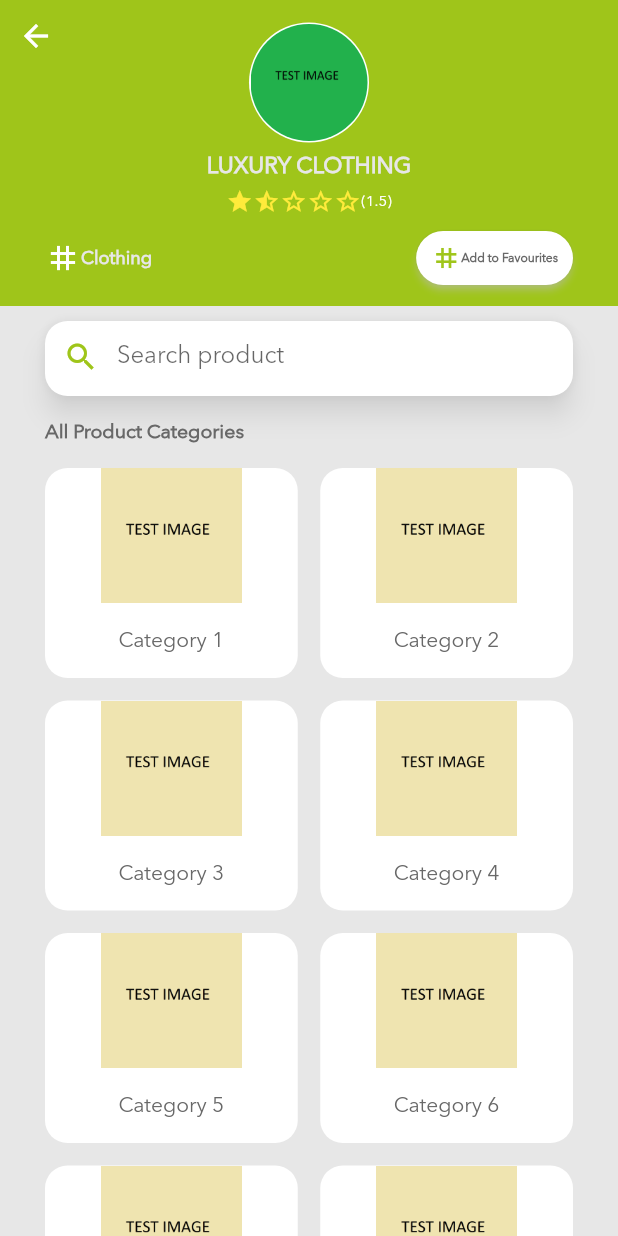
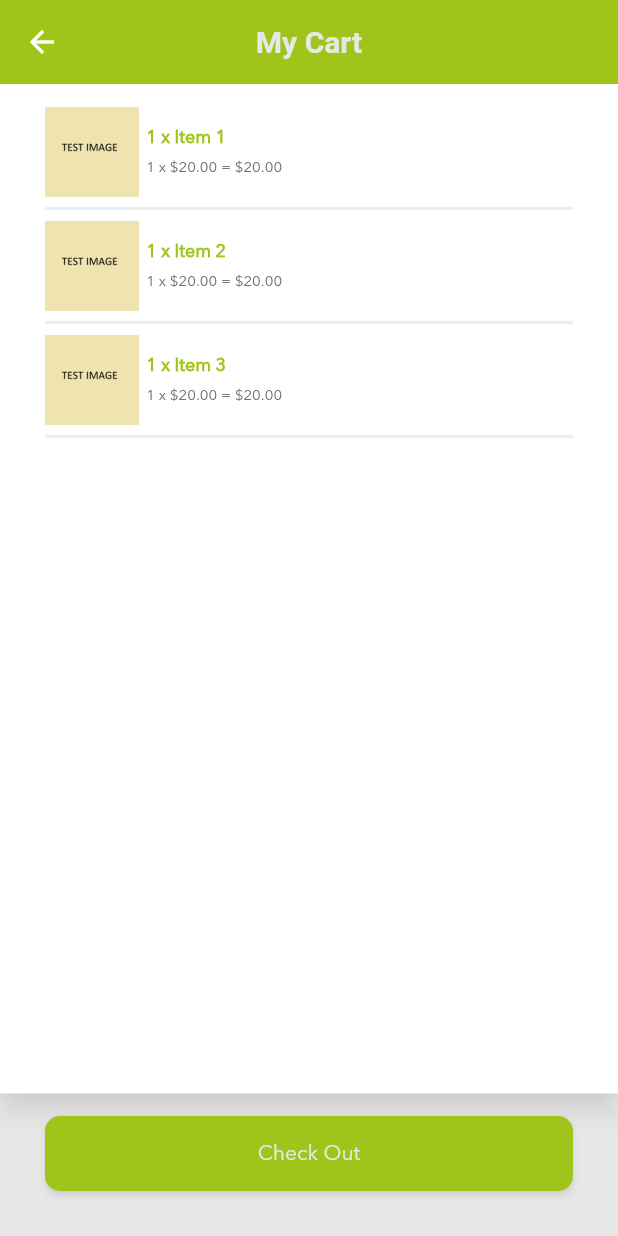
Before and after one commit to RHIG-Solutions/RhigCartAppPublic, a Flutter app: the screen it shows after launch, on a phone screen of 412 x 824 dp. Run offline on Flutter 3.47's test engine with Material 2 defaults, Android fonts, the phone set to English and light mode, and no system bars.

Commit message:
Done for the day 13/02/22

```diff
--- a/rhig_cart_layouts/lib/constants.dart
+++ b/rhig_cart_layouts/lib/constants.dart
@@ -13,7 +13,7 @@ const double kButtonBorderRadius = 10.0;
 const double kButtonHeight = 50.0;
 
 //Bottom Button padding
-const EdgeInsetsGeometry bottomButtonPadding =
+const EdgeInsetsGeometry kBottomButtonPadding =
     EdgeInsets.fromLTRB(0, 15.0, 0, kBottomMargin);
 
 //General Input Field shape and size specifics
--- a/rhig_cart_layouts/lib/main.dart
+++ b/rhig_cart_layouts/lib/main.dart
@@ -1,4 +1,9 @@
 import 'package:flutter/material.dart';
+import 'package:rhig_cart_layouts/screens/delivery_method_screen.dart';
+import 'package:rhig_cart_layouts/screens/my_cart_screen.dart';
+import 'package:rhig_cart_layouts/screens/order_summary_screen.dart';
+import 'package:rhig_cart_layouts/screens/product_details_screen.dart';
+import 'package:rhig_cart_layouts/screens/product_item_screen.dart';
 import 'package:rhig_cart_layouts/screens/registration_screen.dart';
 import 'package:rhig_cart_layouts/screens/search_result_screen.dart';
 import 'package:rhig_cart_layouts/screens/search_screen.dart';
@@ -21,6 +26,8 @@ class RHIGCartLayouts extends StatelessWidget {
         scaffoldBackgroundColor: kBackgroundColour,
         shadowColor: kShadowColour,
         fontFamily: 'AvinerNext',
+        unselectedWidgetColor: kRHIGGrey,
+        toggleableActiveColor: kRHIGGreen,
         textTheme: const TextTheme(
           bodyText2: TextStyle(color: kRHIGGrey),
         ),
@@ -42,9 +49,8 @@ class RHIGCartLayouts extends StatelessWidget {
           style: ElevatedButton.styleFrom(
               primary: kRHIGGreen, onPrimary: kBackgroundColour),
         ),
-        // inputDecorationTheme: const InputDecorationTheme(
-        //   labelStyle: kFieldLabelTextStyle,
-        // ),
+        // radioTheme:
+        //     RadioThemeData(fillColor: MaterialStateProperty.all(kRHIGGrey))
       ),
       routes: {
         '/': (context) => const SplashScreen(),
@@ -54,8 +60,13 @@ class RHIGCartLayouts extends StatelessWidget {
         '/search': (context) => const SearchPage(),
         '/searchresult': (context) => SearchResultPage(),
         '/store': (context) => const VendorStoreScreen(),
+        '/productitem': (context) => ProductItemScreen(),
+        '/productdetails': (context) => const ProductDetailsScreen(),
+        '/mycart': (context) => const MyCartScreen(),
+        '/deliverymethod': (context) => const DeliveryMethodScreen(),
+        '/ordersummary': (context) => const OrderSummaryScreen(),
       },
-      initialRoute: '/store',
+      initialRoute: '/mycart',
     );
   }
 }
--- a/rhig_cart_layouts/lib/reusables.dart
+++ b/rhig_cart_layouts/lib/reusables.dart
@@ -1,6 +1,20 @@
 import 'package:flutter/material.dart';
 import 'package:rhig_cart_layouts/styles.dart';
 import 'constants.dart';
+
+//Divider builder
+class BuildDivider {
+  // bool isIndented;
+  // BuildDivider({this.isIndented = true});
+  Divider draw({bool isIndented = true}) {
+    return Divider(
+      indent: isIndented ? kMainEdgeMargin : 0,
+      endIndent: isIndented ? kMainEdgeMargin : 0,
+      thickness: 2.0,
+      color: kDividerAndUnderlineColour,
+    );
+  }
+}
 
 //Button builder
 class BuildButton extends StatefulWidget {
@@ -122,3 +136,40 @@ class BuildStarRating extends StatelessWidget {
     );
   }
 }
+
+//TODO: Figure out how to display images correctly - use ClipRRect to shape
+class BuildImageAndTextBox extends StatelessWidget {
+  final String image;
+  final Widget text;
+  final VoidCallback target;
+  const BuildImageAndTextBox(
+      {Key? key, required this.image, required this.text, required this.target})
+      : super(key: key);
+
+  @override
+  Widget build(BuildContext context) {
+    return Flexible(
+      child: GestureDetector(
+        onTap: target,
+        child: Material(
+          color: Colors.white,
+          elevation: kElevation,
+          borderRadius: kInputFieldBorderRadius,
+          child: SizedBox(
+            height: 140.0,
+            width: double.infinity,
+            child: Column(
+              children: [
+                Image.asset(
+                  image,
+                  height: 90.0,
+                ),
+                Flexible(child: text),
+              ],
+            ),
+          ),
+        ),
+      ),
+    );
+  }
+}
--- /dev/null
+++ b/rhig_cart_layouts/lib/screens/my_cart_screen.dart
@@ -0,0 +1,138 @@
+import 'package:flutter/material.dart';
+import 'package:rhig_cart_layouts/reusables.dart';
+import 'package:rhig_cart_layouts/constants.dart';
+import 'package:rhig_cart_layouts/styles.dart';
+import 'package:intl/intl.dart';
+
+class MyCartScreen extends StatefulWidget {
+  const MyCartScreen({Key? key}) : super(key: key);
+
+  @override
+  _MyCartScreenState createState() => _MyCartScreenState();
+}
+
+class _MyCartScreenState extends State<MyCartScreen> {
+  CartController myCart = CartController();
+
+  @override
+  Widget build(BuildContext context) {
+    return Scaffold(
+      appBar: AppBar(
+        title: const Text('My Cart'),
+      ),
+      body: SizedBox(
+        width: double.infinity,
+        child: Material(
+          color: Colors.white,
+          elevation: kElevation,
+          //TODO: Implementation is VERY messy, stopped until more is known about the database
+          child: Padding(
+            padding: const EdgeInsets.symmetric(horizontal: kMainEdgeMargin),
+            child: Column(
+              children: [
+                const SizedBox(height: 15.0),
+                for (var counter = 0;
+                    counter < myCart.cartItems.length;
+                    counter++)
+                  Column(
+                    children: [
+                      Row(
+                        children: [
+                          Image.asset(myCart.cartItems[counter].image,
+                              height: 60.0),
+                          const SizedBox(width: 5.0),
+                          Column(
+                            crossAxisAlignment: CrossAxisAlignment.start,
+                            children: [
+                              buildNameRow(counter),
+                              const SizedBox(height: 5),
+                              buildCostRow(
+                                  costPerItem:
+                                      myCart.cartItems[counter].costPerItem,
+                                  numberOfItems:
+                                      myCart.cartItems[counter].numberOfItems),
+                            ],
+                          ),
+                        ],
+                      ),
+                      BuildDivider().draw(isIndented: false),
+                    ],
+                  )
+              ],
+            ),
+          ),
+        ),
+      ),
+      bottomNavigationBar: Padding(
+        padding: kBottomButtonPadding,
+        child: BuildButton(
+          title: 'Check Out',
+          onPressed: () {
+            Navigator.pushNamed(context, '/deliverymethod');
+          },
+        ),
+      ),
+    );
+  }
+
+  Text buildNameRow(int counter) {
+    return Text(
+      myCart.cartItems[counter].numberOfItems.toString() +
+          ' x ' +
+          myCart.cartItems[counter].name,
+      style: kCartNameTextStyle,
+    );
+  }
+}
+
+Text buildCostRow({required int numberOfItems, required double costPerItem}) {
+  double _totalCost = numberOfItems * costPerItem;
+  var f = NumberFormat.currency(symbol: '\$');
+
+  return Text(
+    numberOfItems.toString() +
+        ' x ' +
+        f.format(costPerItem).toString() +
+        ' = ' +
+        f.format(_totalCost).toString(),
+    style: kCartBodyTextStyle,
+  );
+}
+
+//Dummy Cart class with 3 items, cannot add more just remove. Has VERY basic
+//functionality for interface testing
+class CartController {
+  List<_CartSpecifics> cartItems = [];
+  double totalCost = 0.0;
+  CartController() {
+    for (var counter = 0; counter < 3; counter++) {
+      cartItems.add(_CartSpecifics(name: 'Item ' + (counter + 1).toString()));
+      totalCost = totalCost + cartItems[counter].costPerItem;
+    }
+  }
+  void deleteItem(int itemNumber) {
+    cartItems.removeAt(itemNumber);
+  }
+
+  void increaseNumber(itemNumber) {
+    cartItems[itemNumber].numberOfItems++;
+    totalCost = totalCost + cartItems[itemNumber].costPerItem;
+  }
+
+  void decreaseNumber(itemNumber) {
+    if (cartItems[itemNumber].numberOfItems > 1) {
+      cartItems[itemNumber].numberOfItems--;
+      totalCost = totalCost - cartItems[itemNumber].costPerItem;
+    } else {
+      deleteItem(itemNumber);
+    }
+  }
+}
+
+class _CartSpecifics {
+  String image = 'assets/images/test_image_1.png';
+  String name;
+  int numberOfItems = 1;
+  double costPerItem = 20.00;
+  _CartSpecifics({required this.name});
+}
--- a/rhig_cart_layouts/lib/screens/registration_screen.dart
+++ b/rhig_cart_layouts/lib/screens/registration_screen.dart
@@ -80,7 +80,7 @@ class _RegistrationScreenState extends State<RegistrationScreen> {
         ),
       ),
       bottomNavigationBar: Padding(
-        padding: bottomButtonPadding,
+        padding: kBottomButtonPadding,
         //TODO: Add proper navigation, currently just popping the screen.
         child: BuildButton(
             title: 'Register',
--- a/rhig_cart_layouts/lib/screens/search_screen.dart
+++ b/rhig_cart_layouts/lib/screens/search_screen.dart
@@ -206,7 +206,7 @@ class VendorList {
               onTap: () {
                 Navigator.pushNamed(context, '/store');
               },
-              child: Container(
+              child: SizedBox(
                 width: 130.0,
                 height: double.infinity,
                 child: Material(
--- a/rhig_cart_layouts/lib/screens/vendor_store_screen.dart
+++ b/rhig_cart_layouts/lib/screens/vendor_store_screen.dart
@@ -56,10 +56,7 @@ class _VendorStoreScreenState extends State<VendorStoreScreen> {
                             child: Row(
                               children: [
                                 const Icon(Icons.tag, color: Colors.white),
-                                Text(
-                                  'Clothing',
-                                  style: _tagTextStyle,
-                                ),
+                                Text('Clothing', style: _tagTextStyle),
                                 const Expanded(child: SizedBox()),
                                 ElevatedButton(
                                   onPressed: () {},
@@ -81,10 +78,8 @@ class _VendorStoreScreenState extends State<VendorStoreScreen> {
                                     children: const [
                                       Icon(Icons.tag,
                                           color: kRHIGGreen, size: 20),
-                                      Text(
-                                        'Add to Favourites',
-                                        style: kSearchResultBodyTextStyle,
-                                      ),
+                                      Text('Add to Favourites',
+                                          style: kSearchResultBodyTextStyle),
                                     ],
                                   ),
                                 )
@@ -104,28 +99,7 @@ class _VendorStoreScreenState extends State<VendorStoreScreen> {
                 child: Column(
                   crossAxisAlignment: CrossAxisAlignment.start,
                   children: [
-                    Material(
-                      elevation: kElevation,
-                      borderRadius: kInputFieldBorderRadius,
-                      color: Colors.white,
-                      child: SizedBox(
-                        height: kSearchBarHeight,
-                        width: double.infinity,
-                        child: TextField(
-                          controller: _searchController,
-                          decoration: InputDecoration(
-                            hintText: 'Search product',
-                            border: InputBorder.none,
-                            prefixIcon: IconButton(
-                              onPressed: () {
-                                Navigator.pushNamed(context, '/searchresult');
-                              },
-                              icon: const Icon(Icons.search, color: kRHIGGreen),
-                            ),
-                          ),
-                        ),
-                      ),
-                    ),
+                    _buildSearchBar(context),
                     const SizedBox(height: 15.0),
                     const Text('All Product Categories',
                         style: kGeneralBoldTextStyle),
@@ -134,6 +108,7 @@ class _VendorStoreScreenState extends State<VendorStoreScreen> {
                   ],
                 ),
               ),
+              //Build Categories List
               Expanded(
                 child: Padding(
                   padding:
@@ -141,11 +116,36 @@ class _VendorStoreScreenState extends State<VendorStoreScreen> {
                   child: SingleChildScrollView(
                     scrollDirection: Axis.vertical,
                     physics: const AlwaysScrollableScrollPhysics(),
-                    child: myCategories.drawCategories(),
+                    child: myCategories.drawCategories(context),
                   ),
                 ),
               ),
             ],
+          ),
+        ),
+      ),
+    );
+  }
+
+  Material _buildSearchBar(BuildContext context) {
+    return Material(
+      elevation: kElevation,
+      borderRadius: kInputFieldBorderRadius,
+      color: Colors.white,
+      child: SizedBox(
+        height: kSearchBarHeight,
+        width: double.infinity,
+        child: TextField(
+          controller: _searchController,
+          decoration: InputDecoration(
+            hintText: 'Search product',
+            border: InputBorder.none,
+            prefixIcon: IconButton(
+              onPressed: () {
+                Navigator.pushNamed(context, '/searchresult');
+              },
+              icon: const Icon(Icons.search, color: kRHIGGreen),
+            ),
           ),
         ),
       ),
@@ -177,7 +177,7 @@ class _ProductCategories {
       );
     }
   }
-  Column drawCategories() {
+  Column drawCategories(BuildContext context) {
     return Column(
       children: [
         for (var counter = 0;
@@ -187,14 +187,22 @@ class _ProductCategories {
             padding: const EdgeInsets.only(bottom: 15.0),
             child: Row(
               children: [
-                _drawProductBox(
-                    name: categories[counter].name,
-                    image: categories[counter].image),
+                BuildImageAndTextBox(
+                  image: categories[counter].image,
+                  text: Center(child: Text(categories[counter].name)),
+                  target: () {
+                    Navigator.pushNamed(context, '/productitem');
+                  },
+                ),
                 const SizedBox(width: 15.0),
                 counter + 1 < categories.length
-                    ? _drawProductBox(
-                        name: categories[counter + 1].name,
-                        image: categories[counter + 1].image)
+                    ? BuildImageAndTextBox(
+                        image: categories[counter + 1].image,
+                        text: Center(child: Text(categories[counter + 1].name)),
+                        target: () {
+                          Navigator.pushNamed(context, '/productitem');
+                        },
+                      )
                     : const Expanded(child: SizedBox()),
               ],
             ),
@@ -204,29 +212,6 @@ class _ProductCategories {
   }
 }
 
-//TODO: Figure out how to display images correctly - use ClipRRect to shape
-Flexible _drawProductBox({required String name, required String image}) {
-  return Flexible(
-    child: Material(
-      color: Colors.white,
-      borderRadius: kInputFieldBorderRadius,
-      child: SizedBox(
-        height: 140.0,
-        width: double.infinity,
-        child: Column(
-          children: [
-            Image.asset(
-              image,
-              height: 90.0,
-            ),
-            Flexible(child: Center(child: Text(name))),
-          ],
-        ),
-      ),
-    ),
-  );
-}
-
 class _ProductCategorySpecifics {
   String image = 'assets/images/test_image_1.png';
   String name;
--- a/rhig_cart_layouts/lib/styles.dart
+++ b/rhig_cart_layouts/lib/styles.dart
@@ -7,7 +7,7 @@ const kRHIGGrey = Color(0xFF686868);
 const kBackgroundColour = Color(0xFFE7E7E7);
 const kSloganColour = Color(0xFF777777);
 const kShadowColour = Color(0xFFFFFFFF);
-const kDividerAndUnderlineColour = Color(0xFFDDDDDD);
+const kDividerAndUnderlineColour = Color(0xFFEEEEEE);
 
 //Text Styles
 const kMainTitleTextStyle = TextStyle(
@@ -78,3 +78,25 @@ const kStarRatingTextStyle = TextStyle(
   color: Colors.white,
   fontSize: 10,
 );
+
+const kProductDetailsBodyTextStyle = TextStyle(
+  color: kRHIGGrey,
+  fontSize: 10,
+);
+
+const kPriceTextStyle = TextStyle(
+  color: kRHIGGreen,
+  fontSize: 18,
+  fontWeight: FontWeight.bold,
+);
+
+const kCartNameTextStyle = TextStyle(
+  color: kRHIGGreen,
+  fontSize: 12,
+  fontWeight: FontWeight.bold,
+);
+
+const kCartBodyTextStyle = TextStyle(
+  color: kRHIGGrey,
+  fontSize: 10,
+);
--- a/rhig_cart_layouts/pubspec.yaml
+++ b/rhig_cart_layouts/pubspec.yaml
@@ -34,6 +34,7 @@ dependencies:
   # The following adds the Cupertino Icons font to your application.
   # Use with the CupertinoIcons class for iOS style icons.
   cupertino_icons: ^1.0.2
+  intl: ^0.17.0
 
 dev_dependencies:
   flutter_test:
```
Also changed, not shown: rhig_cart_layouts/lib/screens/delivery_method_screen.dart (added, +99 -0 lines), rhig_cart_layouts/lib/screens/login_screen.dart (+2 -10 lines), rhig_cart_layouts/lib/screens/order_summary_screen.dart (added, +25 -0 lines), rhig_cart_layouts/lib/screens/product_details_screen.dart (added, +97 -0 lines), rhig_cart_layouts/lib/screens/product_item_screen.dart (added, +77 -0 lines), rhig_cart_layouts/pubspec.lock.
